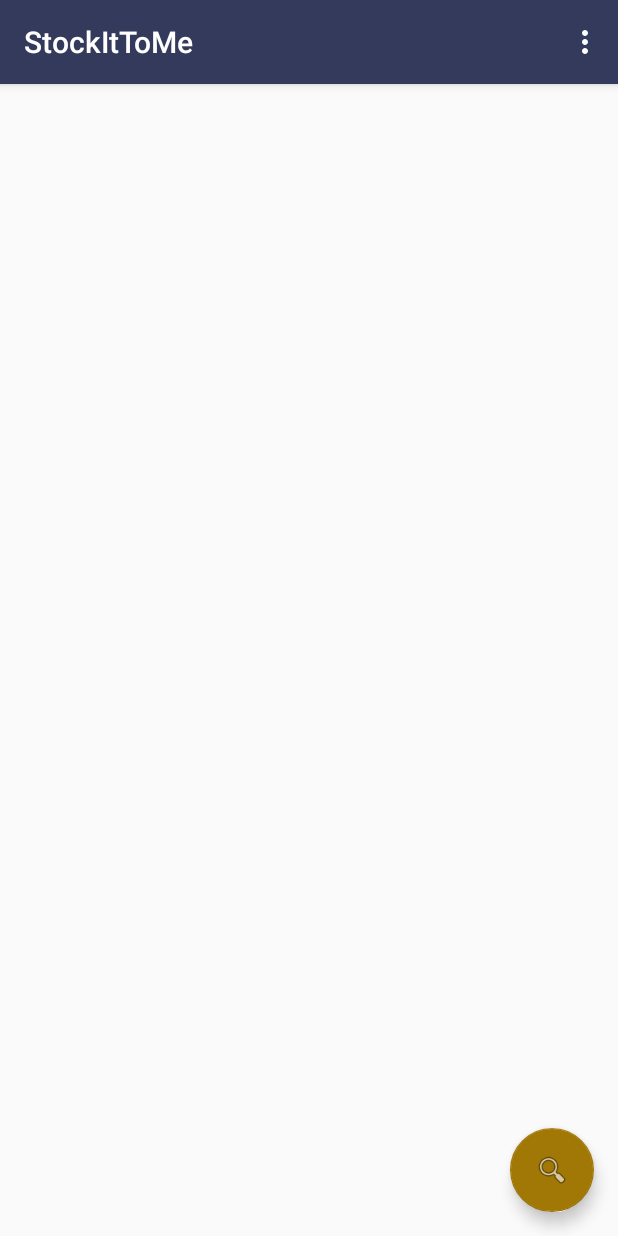
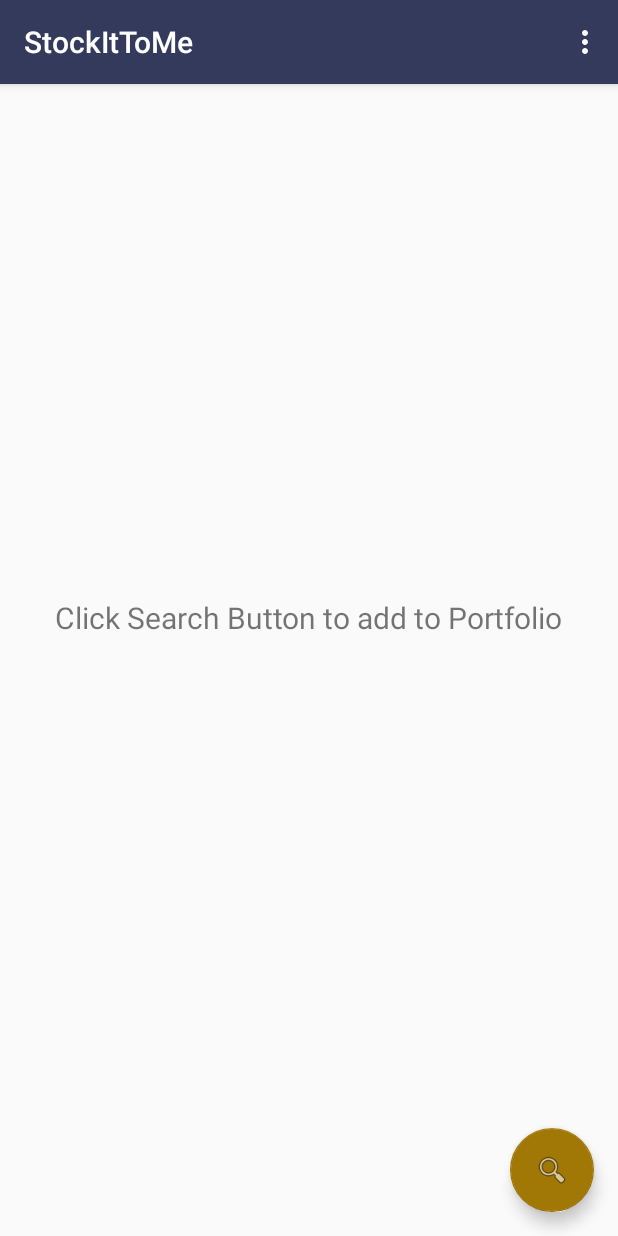
Before and after one commit to DaveSeverns/StockItToMe, an Android app: the fragment PortfolioFragment placed in its activity, on a phone screen of 412 x 824 dp. Run offline under Robolectric (Android 15) with nearby library versions, the phone set to English and light mode, and no system bars; 2 statements that could not run were skipped.

Commit message:
Ive created a monster cause no view wants see stocks no more, they want null pointers, I'm chopped liver.

```diff
--- a/app/src/main/java/com/sevdev/stockittome/PortfolioFragment.java
+++ b/app/src/main/java/com/sevdev/stockittome/PortfolioFragment.java
@@ -2,6 +2,7 @@ package com.sevdev.stockittome;
 
 import android.content.Context;
 import android.os.Environment;
+import android.support.annotation.Nullable;
 import android.support.v4.app.Fragment;
 import android.os.Bundle;
 import android.util.Log;
@@ -31,16 +32,21 @@ import java.util.HashMap;
  */
 public class PortfolioFragment extends android.app.Fragment {
 
-    private final String PORTFOLIO_FILE_NAME = "portfolioFile.ser";
+
     View view;
     ListView listView;
-    public  ArrayList<String> adapterList = new ArrayList<>();
-    private HashMap portfolio = new HashMap<>();
-    Context context;
+    ArrayList<String> adapterList;
     PortfolioAdapter portfolioAdapter;
     PortfolioFragmentInterface parent;
+    IOHelper ioHelper;
 
     public PortfolioFragment() {
+    }
+
+    @Override
+    public void onCreate(Bundle savedInstanceState) {
+        super.onCreate(savedInstanceState);
+        ioHelper = new IOHelper(getActivity());
     }
 
     @Override
@@ -79,7 +85,7 @@ public class PortfolioFragment extends android.app.Fragment {
         for (HashMap.Entry<String,Stock> entry :
              porfolioMap.entrySet()) {
             tempSymbol = entry.getKey();
-            Toast.makeText(context, tempSymbol, Toast.LENGTH_SHORT).show();
+
             adapterList.add(tempSymbol);
             portfolioAdapter.notifyDataSetChanged();
 
--- a/app/src/main/res/layout/fragment_portfolio.xml
+++ b/app/src/main/res/layout/fragment_portfolio.xml
@@ -1,6 +1,6 @@
 <?xml version="1.0" encoding="utf-8"?>
-<RelativeLayout xmlns:android="http://schemas.android.com/apk/res/android"
-    xmlns:app="http://schemas.android.com/apk/res-auto"
+<FrameLayout xmlns:android="http://schemas.android.com/apk/res/android"
+    android:id="@+id/portfolio_frame"
     xmlns:tools="http://schemas.android.com/tools"
     android:layout_width="match_parent"
     android:layout_height="match_parent"
@@ -13,4 +13,12 @@
 
     </ListView>
 
-</RelativeLayout>
+    <TextView
+        android:id="@+id/emptyStockText"
+        android:text="@string/empty_list_text"
+        android:layout_gravity="center"
+        android:textSize="20sp"
+        android:layout_width="wrap_content"
+        android:layout_height="wrap_content" />
+
+</FrameLayout>
--- a/app/src/main/res/values/strings.xml
+++ b/app/src/main/res/values/strings.xml
@@ -7,6 +7,7 @@
     <string name="dialog_title">Add New Stock to Portfolio</string>
     <string name="company_label">Company</string>
     <string name="price_label">Last Price</string>
+    <string name="empty_list_text">Click Search Button to add to Portfolio</string>
 
 
 
```
Also changed, not shown: app/src/main/java/com/sevdev/stockittome/IOHelper.java (+12 -0 lines), app/src/main/java/com/sevdev/stockittome/MainActivity.java (+3 -6 lines).
